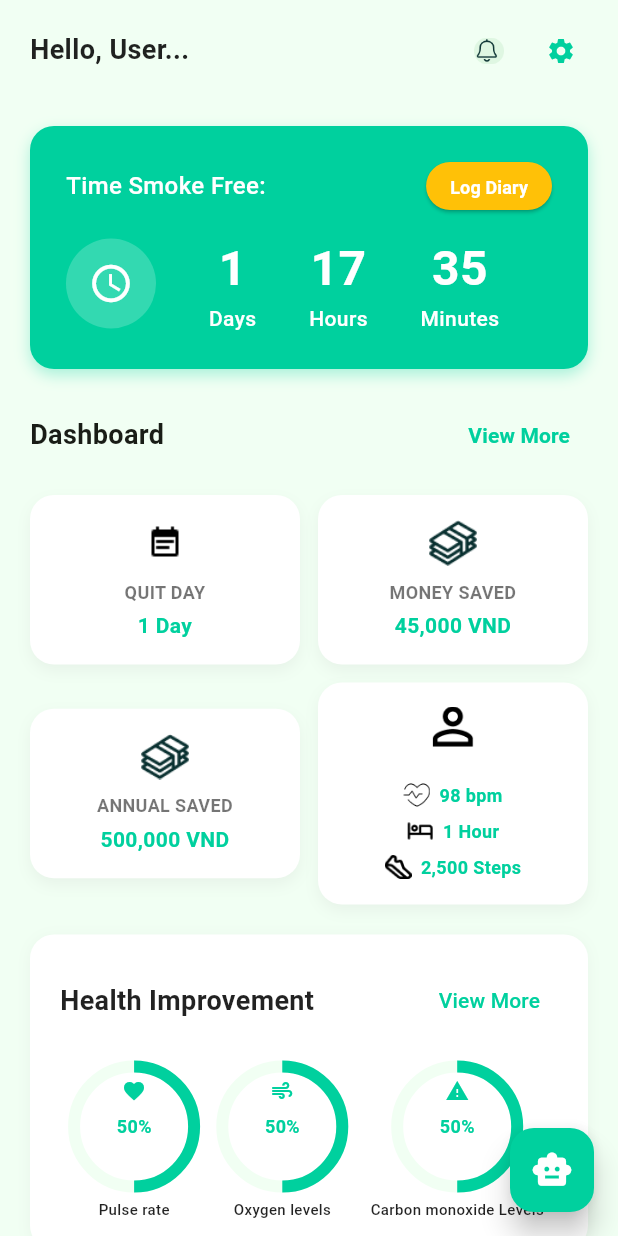
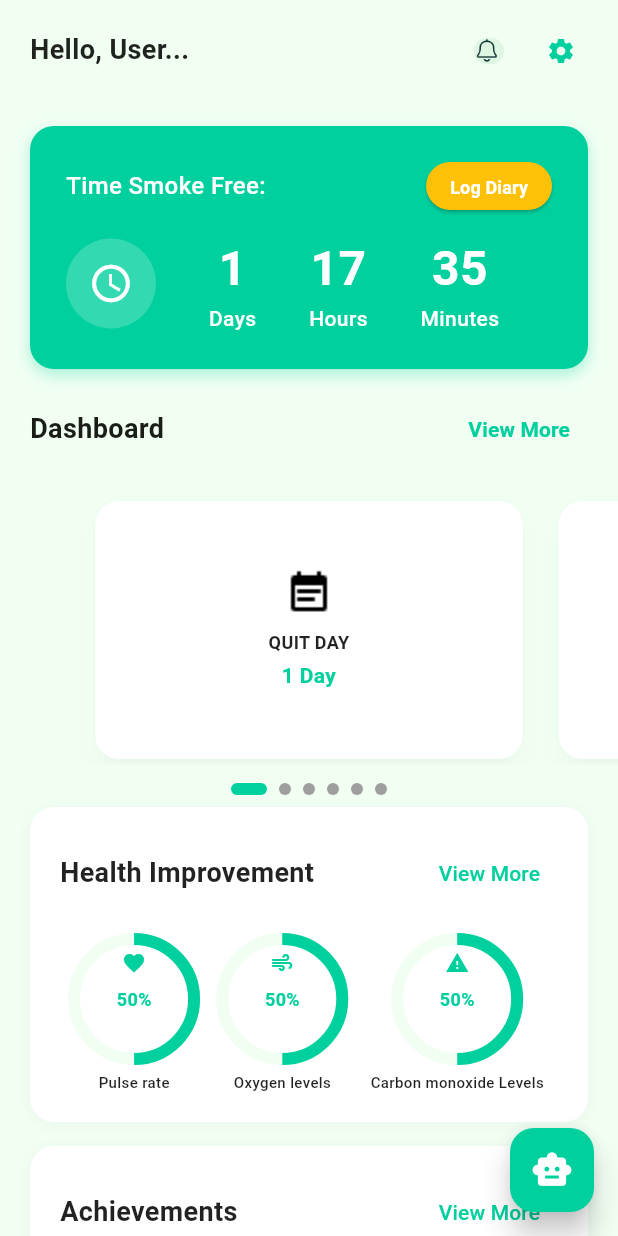
Before and after one commit to Smart-Smoking-Cessation-Platform/SmartQuitIoT-Mobile, a Flutter app: the HomeScreen screen opened directly, on a phone screen of 412 x 824 dp. Run offline on Flutter 3.47's test engine with Material 3 defaults, Android fonts, the phone set to English and light mode, and no system bars; drawn by our look-alikes of smooth_page_indicator; our stand-ins replace flutter_riverpod, flutter_svg.

Commit message:
feat: style new dashboards

```diff
--- a/smartquitiot/lib/views/screens/create_post_screen.dart
+++ b/smartquitiot/lib/views/screens/create_post_screen.dart
@@ -12,7 +12,7 @@ class _CreateNewPostPageState extends State<CreateNewPostPage> {
     {'title': 'Wellness', 'color': Colors.pink[100], 'icon': '🧘'},
     {'title': 'Healthcare', 'color': Colors.blue[100], 'icon': '⚕️'},
     {'title': 'Diet', 'color': Colors.orange[100], 'icon': '🥗'},
-    {'title': 'Fitness', 'color': Colors.green[100], 'icon': '💪'},
+    {'title': 'Fitness', 'color': Color(0xFF00D09E)[100], 'icon': '💪'},
     {'title': 'Nutrition', 'color': Colors.purple[100], 'icon': '🥑'},
     {'title': 'Mindful', 'color': Colors.cyan[100], 'icon': '🧠'},
     {'title': 'Sleep', 'color': Colors.yellow[100], 'icon': '😴'},
--- a/smartquitiot/lib/views/screens/post_screen.dart
+++ b/smartquitiot/lib/views/screens/post_screen.dart
@@ -321,7 +321,7 @@ class _PostContentPageState extends State<PostContentPage> {
                           style: TextStyle(fontSize: 16, color: Colors.black87),
                         ),
                         SizedBox(width: 8),
-                        Icon(Icons.check, color: Colors.green, size: 16),
+                        Icon(Icons.check, color: Color(0xFF00D09E), size: 16),
                       ],
                     ),
                     SizedBox(height: 40),
--- a/smartquitiot/lib/views/widgets/info_card.dart
+++ b/smartquitiot/lib/views/widgets/info_card.dart
@@ -1,58 +1,49 @@
 import 'package:flutter/material.dart';
 
 class InfoCard extends StatelessWidget {
-  final String? icon;
+  final String icon; // path asset icon
   final String title;
   final String value;
 
   const InfoCard({
     super.key,
-    this.icon,
+    required this.icon,
     required this.title,
     required this.value,
   });
 
   @override
   Widget build(BuildContext context) {
-    return Container(
-      padding: const EdgeInsets.all(16),
-      decoration: BoxDecoration(
-        color: Colors.white,
-        borderRadius: BorderRadius.circular(16),
-        boxShadow: [
-          BoxShadow(
-            color: Colors.grey.withOpacity(0.12),
-            blurRadius: 8,
-            offset: const Offset(0, 4),
+    return Column(
+      mainAxisAlignment: MainAxisAlignment.center,
+      children: [
+        // Icon
+        Image.asset(icon, width: 32, height: 32, fit: BoxFit.contain),
+        const SizedBox(height: 8),
+
+        // Title
+        Text(
+          title.toUpperCase(),
+          style: const TextStyle(
+            fontWeight: FontWeight.bold,
+            fontSize: 12,
+            color: Colors.black87,
           ),
-        ],
-      ),
-      child: Column(
-        mainAxisAlignment: MainAxisAlignment.center,
-        children: [
-          if (icon != null) Image.asset(icon!, width: 32, height: 32),
-          if (icon != null) const SizedBox(height: 8),
-          Text(
-            title,
-            textAlign: TextAlign.center,
-            style: const TextStyle(
-              fontSize: 12,
-              fontWeight: FontWeight.bold,
-              color: Colors.black54,
-            ),
+          textAlign: TextAlign.center,
+        ),
+        const SizedBox(height: 4),
+
+        // Value
+        Text(
+          value,
+          style: const TextStyle(
+            color: Color(0xFF00D09E),
+            fontWeight: FontWeight.bold,
+            fontSize: 14,
           ),
-          const SizedBox(height: 4),
-          Text(
-            value,
-            textAlign: TextAlign.center,
-            style: const TextStyle(
-              fontSize: 14,
-              fontWeight: FontWeight.bold,
-              color: Color(0xFF00D09E),
-            ),
-          ),
-        ],
-      ),
+          textAlign: TextAlign.center,
+        ),
+      ],
     );
   }
 }
--- a/smartquitiot/lib/views/widgets/stats_table_card.dart
+++ b/smartquitiot/lib/views/widgets/stats_table_card.dart
@@ -1,19 +1,117 @@
 import 'package:flutter/material.dart';
-import 'info_card.dart';
-import 'profile_health_card.dart';
+import 'package:smooth_page_indicator/smooth_page_indicator.dart';
+import 'info_card.dart'; // vẫn dùng InfoCard cũ của bạn
 
-class StatsTableCard extends StatelessWidget {
+// Ba card mới thay cho ProfileHealthCard
+class HeartRateCard extends StatelessWidget {
+  const HeartRateCard({super.key});
+
+  @override
+  Widget build(BuildContext context) {
+    return Column(
+      mainAxisAlignment: MainAxisAlignment.center,
+      children: const [
+        Icon(Icons.favorite, color: Colors.red, size: 32),
+        SizedBox(height: 8),
+        Text('HEART RATE', style: TextStyle(fontWeight: FontWeight.bold)),
+        SizedBox(height: 4),
+        Text('72 bpm', style: TextStyle(color: Color(0xFF00D09E))),
+      ],
+    );
+  }
+}
+
+class StepsCard extends StatelessWidget {
+  const StepsCard({super.key});
+
+  @override
+  Widget build(BuildContext context) {
+    return Column(
+      mainAxisAlignment: MainAxisAlignment.center,
+      children: const [
+        Icon(Icons.directions_walk, color: Colors.blue, size: 32),
+        SizedBox(height: 8),
+        Text('STEPS', style: TextStyle(fontWeight: FontWeight.bold)),
+        SizedBox(height: 4),
+        Text('5,432 steps', style: TextStyle(color: Color(0xFF00D09E))),
+      ],
+    );
+  }
+}
+
+class SleepCard extends StatelessWidget {
+  const SleepCard({super.key});
+
+  @override
+  Widget build(BuildContext context) {
+    return Column(
+      mainAxisAlignment: MainAxisAlignment.center,
+      children: const [
+        Icon(Icons.bedtime, color: Colors.purple, size: 32),
+        SizedBox(height: 8),
+        Text('SLEEP', style: TextStyle(fontWeight: FontWeight.bold)),
+        SizedBox(height: 4),
+        Text('7h 30m', style: TextStyle(color: Color(0xFF00D09E))),
+      ],
+    );
+  }
+}
+
+class StatsTableCard extends StatefulWidget {
   const StatsTableCard({super.key});
 
   @override
+  State<StatsTableCard> createState() => _StatsTableCardState();
+}
+
+class _StatsTableCardState extends State<StatsTableCard> {
+  final PageController _pageController = PageController(viewportFraction: 0.75);
+
+  @override
+  void dispose() {
+    _pageController.dispose();
+    super.dispose();
+  }
+
+  @override
   Widget build(BuildContext context) {
-    return Container(
-      margin: const EdgeInsets.symmetric(horizontal: 20, vertical: 12),
+    // Danh sách card riêng lẻ
+    final List<Widget> cards = [
+      _buildCard(
+        child: InfoCard(
+          icon: 'lib/assets/calendar.png',
+          title: 'QUIT DAY',
+          value: '1 Day',
+        ),
+      ),
+      _buildCard(
+        child: InfoCard(
+          icon: 'lib/assets/salary.png',
+          title: 'MONEY SAVED',
+          value: '45,000 VND',
+        ),
+      ),
+      _buildCard(
+        child: InfoCard(
+          icon: 'lib/assets/salary.png',
+          title: 'ANNUAL SAVED',
+          value: '500,000 VND',
+        ),
+      ),
+      _buildCard(child: const HeartRateCard()),
+      _buildCard(child: const StepsCard()),
+      _buildCard(child: const SleepCard()),
+    ];
+
+    return Padding(
+      padding: const EdgeInsets.symmetric(horizontal: 0, vertical: 0),
       child: Column(
         crossAxisAlignment: CrossAxisAlignment.start,
         children: [
           // Header
-          Row(
+          Padding(
+            padding: const EdgeInsets.symmetric(horizontal: 20, vertical: 8),
+            child: Row(
               mainAxisAlignment: MainAxisAlignment.spaceBetween,
               children: [
                 const Text(
@@ -32,48 +130,52 @@ class StatsTableCard extends StatelessWidget {
                 ),
               ],
             ),
-          const SizedBox(height: 16),
+          ),
+          const SizedBox(height: 12),
 
-          // 2x2 Grid using Column + Row + Expanded
-          Column(
-            children: [
-              Row(
-                children: [
-                  Expanded(
-                    child: InfoCard(
-                      icon: 'lib/assets/calendar.png',
-                      title: 'QUIT DAY',
-                      value: '1 Day',
+          // PageView swipe ngang
+          SizedBox(
+            height: 180,
+            child: PageView.builder(
+              controller: _pageController,
+              itemCount: cards.length,
+              itemBuilder: (context, index) => cards[index],
             ),
           ),
-                  SizedBox(width: 12),
-                  Expanded(
-                    child: InfoCard(
-                      icon: 'lib/assets/salary.png',
-                      title: 'MONEY SAVED',
-                      value: '45,000 VND',
+          const SizedBox(height: 12),
+
+          // SmoothPageIndicator
+          Center(
+            child: SmoothPageIndicator(
+              controller: _pageController,
+              count: cards.length,
+              effect: ExpandingDotsEffect(
+                activeDotColor: const Color(0xFF00D09E),
+                dotHeight: 8,
+                dotWidth: 8,
+                expansionFactor: 3,
               ),
             ),
-                ],
-              ),
-              const SizedBox(height: 12),
-              Row(
-                children: [
-                  Expanded(
-                    child: InfoCard(
-                      icon: 'lib/assets/salary.png',
-                      title: 'ANNUAL SAVED',
-                      value: '500,000 VND',
-                    ),
-                  ),
-                  SizedBox(width: 12),
-                  Expanded(child: ProfileHealthCard()),
-                ],
-              ),
-            ],
           ),
         ],
       ),
     );
   }
+
+  // Hàm bọc Card style
+  Widget _buildCard({required Widget child}) {
+    return Padding(
+      padding: const EdgeInsets.symmetric(horizontal: 8),
+      child: Card(
+        color: Colors.white,
+        elevation: 6,
+        shadowColor: Colors.black.withOpacity(0.1),
+        shape: RoundedRectangleBorder(borderRadius: BorderRadius.circular(16)),
+        child: SizedBox(
+          width: 180,
+          child: Padding(padding: const EdgeInsets.all(12), child: child),
+        ),
+      ),
+    );
   }
+}
--- a/smartquitiot/pubspec.yaml
+++ b/smartquitiot/pubspec.yaml
@@ -36,6 +36,7 @@ dependencies:
   cupertino_icons: ^1.0.8
   flutter_riverpod: ^2.5.1
   flutter_svg: ^2.0.10+1
+  smooth_page_indicator: ^1.1.0
 
 dev_dependencies:
   flutter_test:
```
Also changed, not shown: smartquitiot/lib/main.dart (+7 -3 lines). Lines whose indentation alone changed are shown as unchanged.
